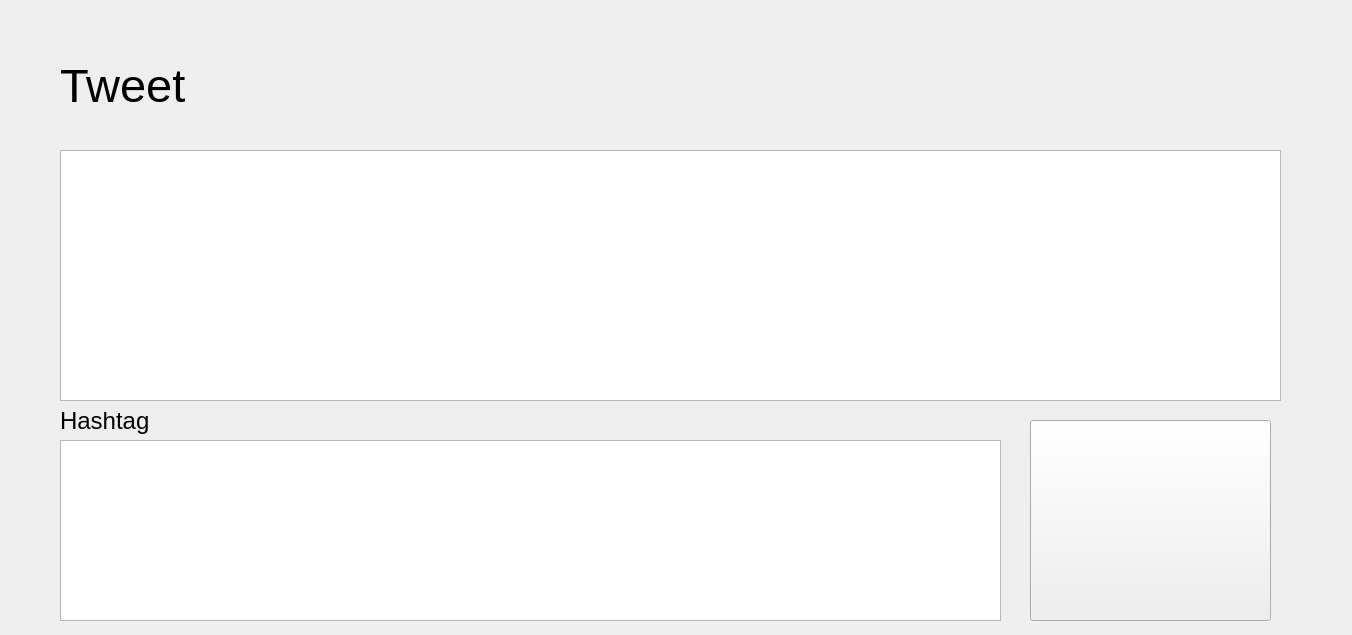
The window that X/tweetform.ui (MohammadrezaAldaghi/X) describes before a commit, drawn with Qt 5.
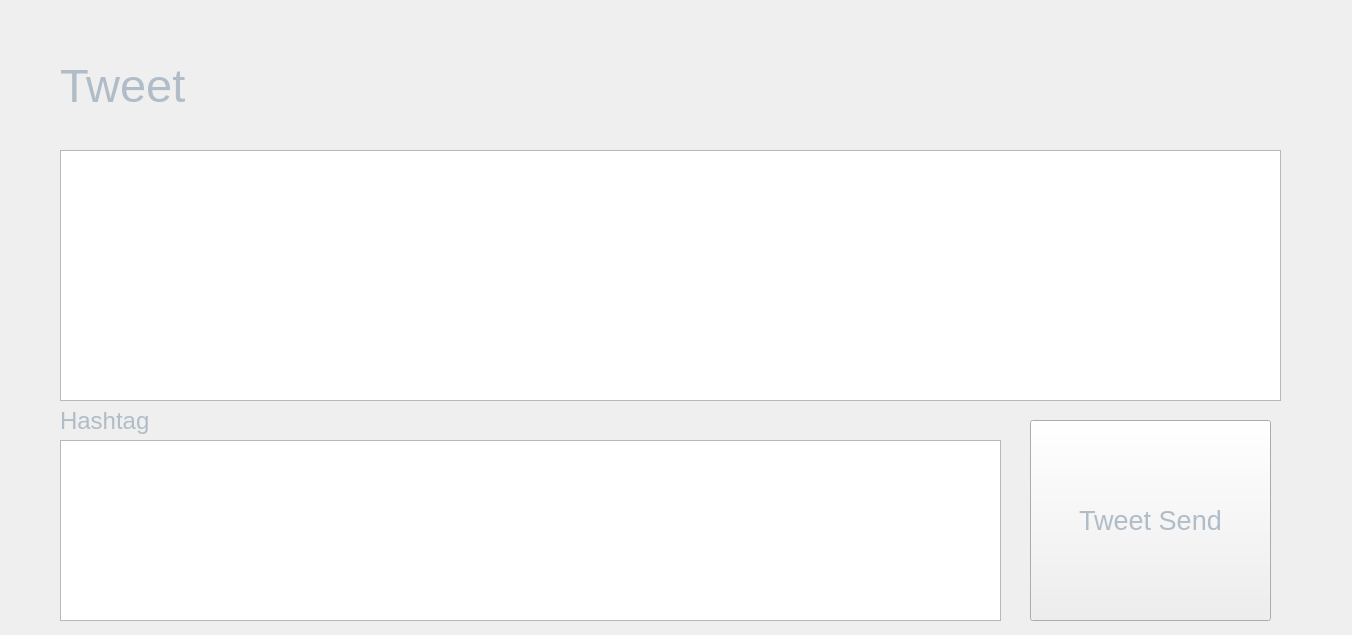
The same window after the commit.

The edit to the form file:
```diff
--- a/X/tweetform.ui
+++ b/X/tweetform.ui
@@ -13,6 +13,9 @@
   <property name="windowTitle">
    <string>Form</string>
   </property>
+  <property name="styleSheet">
+   <string notr="true">color: rgb(176, 188, 199);</string>
+  </property>
   <widget class="QLabel" name="TweetLabel">
    <property name="geometry">
     <rect>
@@ -48,11 +51,11 @@
    </property>
    <property name="font">
     <font>
-     <pointsize>35</pointsize>
+     <pointsize>20</pointsize>
     </font>
    </property>
    <property name="text">
-    <string/>
+    <string>Tweet Send</string>
    </property>
   </widget>
   <widget class="QTextEdit" name="TweetTextEdit">
```
